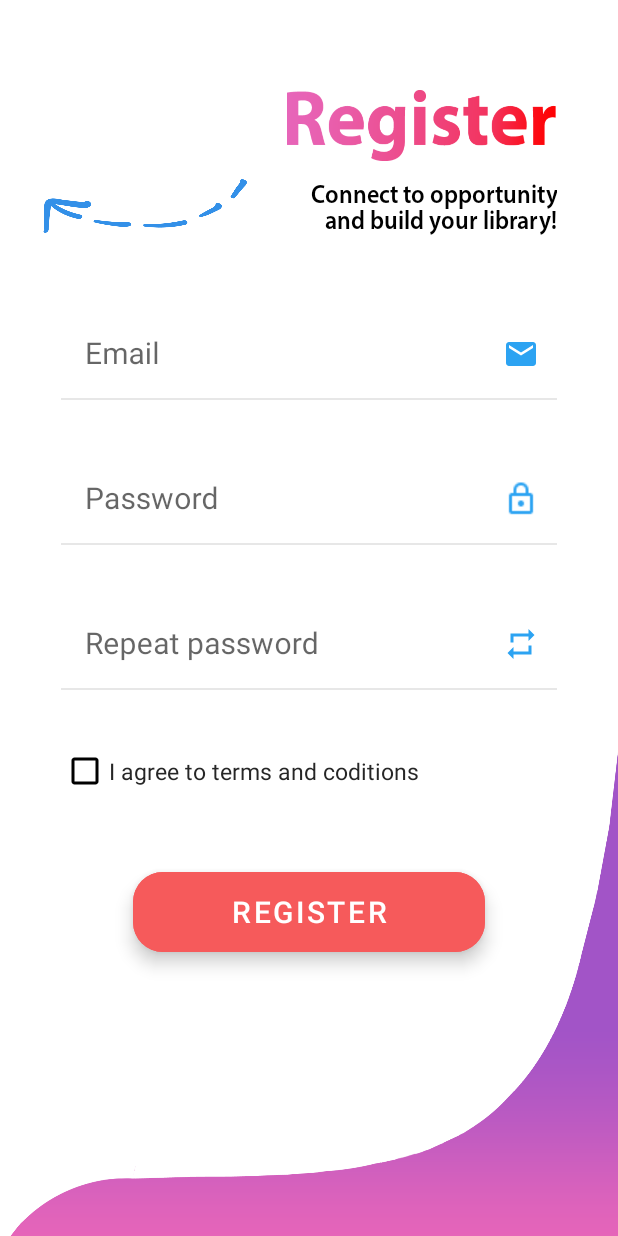
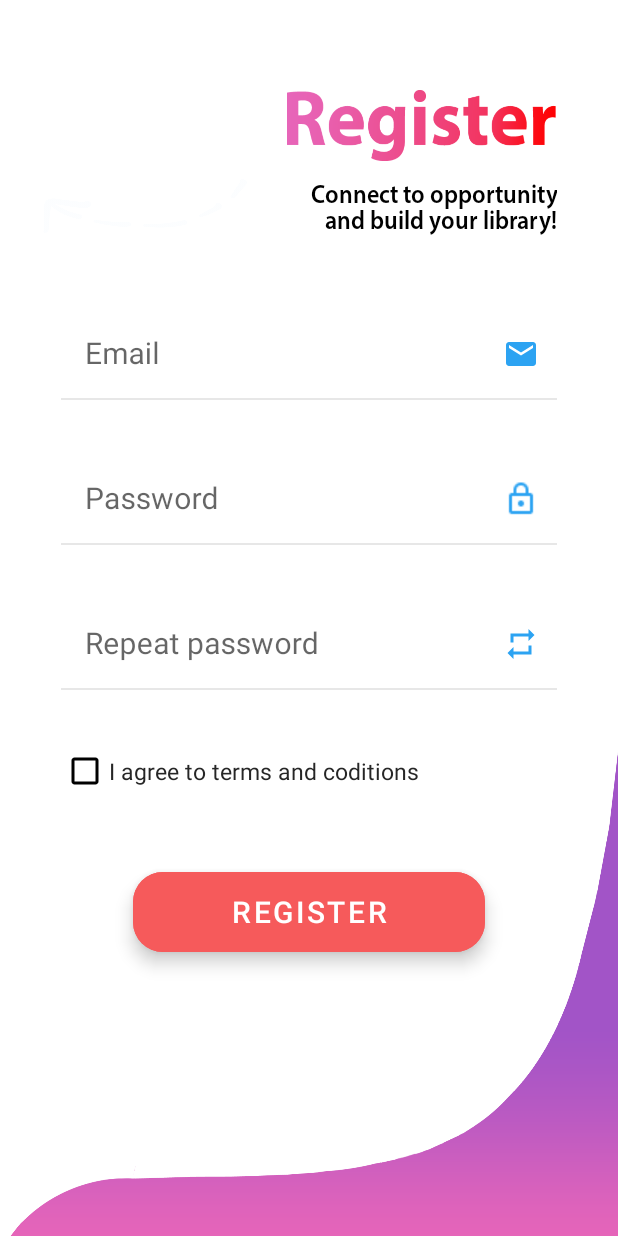
Before and after one commit to Is0git/CameraAPP, an Android app: the RegistrationFragment screen opened through its navigation route, on a phone screen of 412 x 824 dp. Run offline under Robolectric (Android 15) with nearby library versions, the phone set to English and light mode, and no system bars; our stand-ins replace data binding, navigation-ui.

Commit message:
flick animation on arrow registration fragment

```diff
--- a/app/src/main/java/com/android/cameraapp/ui/fragments/RegistrationFragment.kt
+++ b/app/src/main/java/com/android/cameraapp/ui/fragments/RegistrationFragment.kt
@@ -1,20 +1,40 @@
 package com.android.cameraapp.ui.fragments
 
+import android.animation.ObjectAnimator
+import android.animation.ValueAnimator
+import android.animation.ValueAnimator.INFINITE
+import android.animation.ValueAnimator.RESTART
 import android.os.Bundle
 import android.view.LayoutInflater
 import android.view.View
 import android.view.ViewGroup
+
 import androidx.fragment.app.Fragment
+import androidx.navigation.NavController
+import androidx.navigation.Navigation
 import com.android.cameraapp.databinding.RegistrationFragmentBinding
 
 class RegistrationFragment : Fragment() {
     lateinit var binding:RegistrationFragmentBinding
+    lateinit var navigator:NavController
     override fun onCreateView(
         inflater: LayoutInflater,
         container: ViewGroup?,
         savedInstanceState: Bundle?
     ): View? {
         binding = RegistrationFragmentBinding.inflate(inflater, container, false)
+        binding.dashArrowBack.setOnClickListener { navigator.navigateUp() }
+
+        //flick animation
+        ObjectAnimator.ofFloat(binding.dashArrowBack, "alpha", 0f, 1f, 0f).apply {
+            duration = 2500
+            repeatCount = INFINITE
+
+        }.start()
         return binding.root
     }
+
+    override fun onViewCreated(view: View, savedInstanceState: Bundle?) {
+        navigator = Navigation.findNavController(view)
+    }
 }
--- a/app/src/main/res/layout/registration_fragment.xml
+++ b/app/src/main/res/layout/registration_fragment.xml
@@ -209,7 +209,8 @@
                 app:layout_constraintEnd_toEndOf="@id/barrier"
                 app:layout_constraintStart_toStartOf="parent"
                 app:layout_constraintTop_toTopOf="@+id/textView3"
-                app:srcCompat="@drawable/back_arrow_dashe" />
+                app:srcCompat="@drawable/back_arrow_dashe"
+                tools:ignore="ContentDescription" />
 
             <androidx.constraintlayout.widget.Barrier
                 android:id="@+id/barrier"
```
